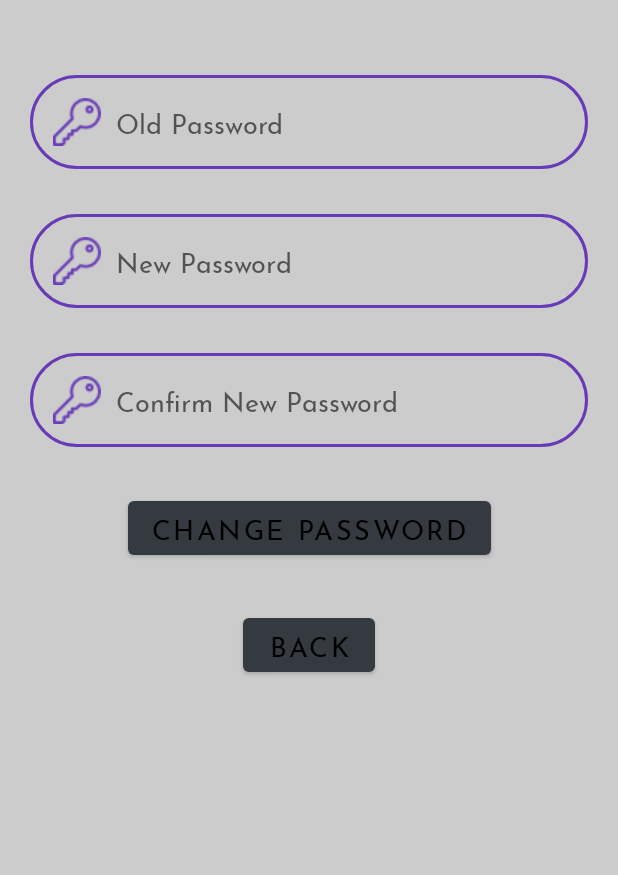
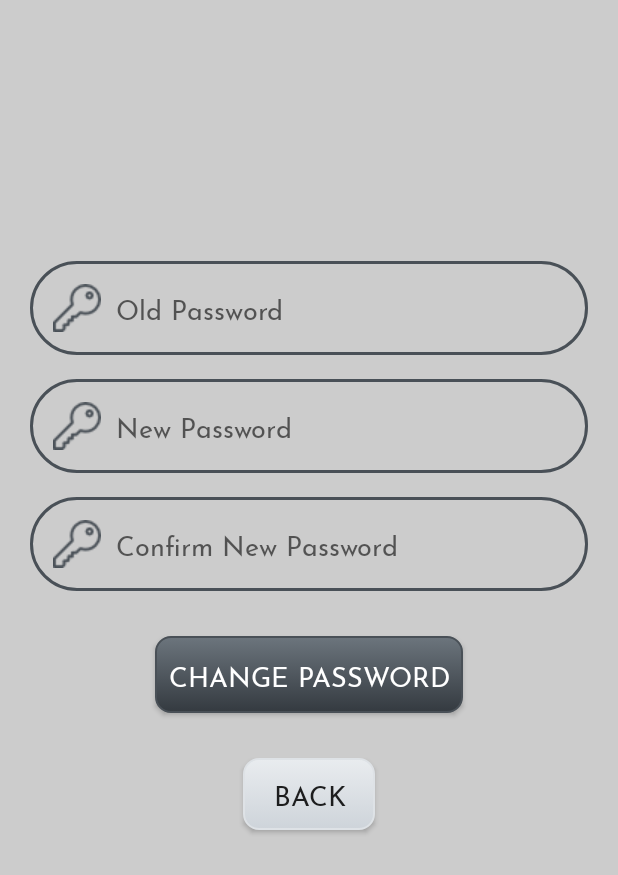
Before and after one commit to mtrhorange/ActiveMind, an Android app: the fragment ProfileFragment placed in its activity, after a tap on "CHANGE PASSWORD", on a phone screen of 412 x 824 dp. Shown: the top 875 px of the screen. Run offline under Robolectric (Android 15) with nearby library versions, the phone set to English and light mode, and no system bars; our stand-ins replace CircleImageView, Firebase (no records; nobody signed in at launch, a user with empty details on screens opened directly), navigation-ui; libraries missing offline, so code that uses them is left out: me.ibrahimsn.lib; plain views replace SmoothBottomBar; 2 statements that could not run were skipped.

Commit message:
update color

```diff
--- a/app/src/main/res/drawable/textbox.xml
+++ b/app/src/main/res/drawable/textbox.xml
@@ -1,5 +1,5 @@
 <?xml version="1.0" encoding="utf-8"?>
 <shape xmlns:android="http://schemas.android.com/apk/res/android">
-    <stroke android:width="2dp" android:color="@color/colorPurple"></stroke>
+    <stroke android:width="2dp" android:color="@color/grey_7"></stroke>
     <corners android:radius="32dp"></corners>
 </shape>
--- a/app/src/main/res/layout/activity_sequence_memory.xml
+++ b/app/src/main/res/layout/activity_sequence_memory.xml
@@ -4,7 +4,7 @@
     xmlns:tools="http://schemas.android.com/tools"
     android:layout_width="match_parent"
     android:layout_height="match_parent"
-    android:background="@color/black_blue_1"
+    android:background="@color/white"
     tools:context=".games.SequenceMemoryActivity">
 
     <View
--- a/app/src/main/res/layout/fragment_profile.xml
+++ b/app/src/main/res/layout/fragment_profile.xml
@@ -49,7 +49,7 @@
                     android:gravity="center"
                     android:text="Login with account"
                     android:fontFamily="@font/josefinsans"
-                    android:textColor="@color/colorPurple"
+                    android:textColor="@color/black"
                     android:textSize="24sp"
                     android:textStyle="bold" />
 
@@ -59,7 +59,7 @@
                     android:layout_gravity="center"
                     android:layout_marginTop="8dp"
                     android:layout_marginBottom="8dp"
-                    android:background="@drawable/background" />
+                    android:background="@color/grey_7" />
 
                 <EditText
                     android:id="@+id/email_text_entry"
@@ -69,7 +69,7 @@
                     android:background="@drawable/textbox"
                     android:drawableLeft="@drawable/email"
                     android:drawablePadding="16dp"
-                    android:drawableTint="@color/colorPurple"
+                    android:drawableTint="@color/black"
                     android:ems="10"
                     android:hint="Email Address"
                     android:fontFamily="@font/josefinsans"
@@ -85,7 +85,7 @@
                     android:background="@drawable/textbox"
                     android:drawableLeft="@drawable/key"
                     android:drawablePadding="16dp"
-                    android:drawableTint="@color/colorPurple"
+                    android:drawableTint="@color/black"
                     android:ems="10"
                     android:hint="Password"
                     android:fontFamily="@font/josefinsans"
@@ -108,26 +108,27 @@
                     android:fontFamily="@font/josefinsans"
                     android:textAlignment="textEnd" />
 
-                <Button
+                <androidx.appcompat.widget.AppCompatButton
                     android:id="@+id/button_login"
                     android:layout_width="match_parent"
                     android:layout_height="wrap_content"
                     android:layout_margin="8dp"
                     android:layout_marginLeft="8dp"
                     android:layout_marginRight="8dp"
-                    android:background="@drawable/submit_btn"
+                    android:background="@drawable/my_button_active"
                     android:text="Sign In"
+                    android:textColor="@color/white"
                     android:fontFamily="@font/josefinsans"
                     android:textSize="18sp"/>
 
-                <Button
+                <androidx.appcompat.widget.AppCompatButton
                     android:id="@+id/button_register"
                     android:layout_width="match_parent"
                     android:layout_height="wrap_content"
                     android:layout_margin="8dp"
                     android:layout_marginLeft="8dp"
                     android:layout_marginRight="8dp"
-                    android:background="@drawable/submit_btn"
+                    android:background="@drawable/my_button_slient"
                     android:text="create account"
                     android:fontFamily="@font/josefinsans"
                     android:textSize="18sp"/>
@@ -248,7 +249,7 @@
     <androidx.constraintlayout.widget.ConstraintLayout
         android:layout_width="match_parent"
         android:layout_height="match_parent"
-        android:background="@drawable/background"
+        android:background="@color/white"
         android:visibility="gone"
         android:id="@+id/ForgotPasswordGroup">
 
@@ -287,7 +288,7 @@
                     android:gravity="center"
                     android:text="Forgot Your Password?"
                     android:fontFamily="@font/josefinsans"
-                    android:textColor="@color/colorPurple"
+                    android:textColor="@color/black"
                     android:textSize="24sp"
                     android:textStyle="bold" />
 
@@ -297,7 +298,7 @@
                     android:layout_gravity="center"
                     android:layout_marginTop="8dp"
                     android:layout_marginBottom="8dp"
-                    android:background="@drawable/background" />
+                    android:background="@color/grey_7" />
 
                 <TextView
                     android:id="@+id/text_forgot_pass_detail"
@@ -318,7 +319,7 @@
                     android:background="@drawable/textbox"
                     android:drawableLeft="@drawable/email"
                     android:drawablePadding="16dp"
-                    android:drawableTint="@color/colorPurple"
+                    android:drawableTint="@color/grey_7"
                     android:ems="10"
                     android:hint="Email Address"
                     android:fontFamily="@font/josefinsans"
@@ -326,27 +327,28 @@
                     android:padding="16dp"
                     android:textSize="22sp" />
 
-                <Button
+                <androidx.appcompat.widget.AppCompatButton
                     android:id="@+id/button_send_forgot"
                     android:layout_width="match_parent"
                     android:layout_height="wrap_content"
                     android:layout_marginVertical="10dp"
                     android:layout_marginLeft="8dp"
                     android:layout_marginRight="8dp"
-                    android:background="@drawable/submit_btn"
+                    android:background="@drawable/my_button_active"
                     android:text="Send"
+                    android:textColor="@color/white"
                     android:fontFamily="@font/josefinsans"
                     android:textSize="18sp"
                     android:enabled="false"/>
 
-                <Button
+                <androidx.appcompat.widget.AppCompatButton
                     android:id="@+id/button_back_forgot"
                     android:layout_width="match_parent"
                     android:layout_height="wrap_content"
                     android:layout_marginVertical="10dp"
                     android:layout_marginLeft="8dp"
                     android:layout_marginRight="8dp"
-                    android:background="@drawable/submit_btn"
+                    android:background="@drawable/my_button_slient"
                     android:text="Back"
                     android:fontFamily="@font/josefinsans"
                     android:textSize="18sp"/>
@@ -360,7 +362,7 @@
     <androidx.constraintlayout.widget.ConstraintLayout
         android:layout_width="match_parent"
         android:layout_height="match_parent"
-        android:background="@drawable/background"
+        android:background="@color/white"
         android:visibility="gone"
         android:id="@+id/RegisterGroup">
 
@@ -401,7 +403,7 @@
                     android:gravity="center"
                     android:text="Create An Account"
                     android:fontFamily="@font/josefinsans"
-                    android:textColor="@color/colorPurple"
+                    android:textColor="@color/black"
                     android:textSize="24sp"
                     android:textStyle="bold" />
 
@@ -410,7 +412,7 @@
                     android:layout_height="5dp"
                     android:layout_gravity="center"
                     android:layout_marginTop="8dp"
-                    android:background="@drawable/background" />
+                    android:background="@color/grey_7" />
 
                 <EditText
                     android:id="@+id/register_first_name_text_entry"
@@ -420,7 +422,7 @@
                     android:background="@drawable/textbox"
                     android:drawableLeft="@drawable/user"
                     android:drawablePadding="16dp"
-                    android:drawableTint="@color/colorPurple"
+                    android:drawableTint="@color/grey_7"
                     android:ems="10"
                     android:hint="First Name"
                     android:inputType="textPersonName"
@@ -436,7 +438,7 @@
                     android:background="@drawable/textbox"
                     android:drawableLeft="@drawable/user"
                     android:drawablePadding="16dp"
-                    android:drawableTint="@color/colorPurple"
+                    android:drawableTint="@color/grey_7"
                     android:ems="10"
                     android:hint="Last Name"
                     android:inputType="textPersonName"
@@ -452,7 +454,7 @@
                     android:background="@drawable/textbox"
                     android:drawableLeft="@drawable/email"
                     android:drawablePadding="16dp"
-                    android:drawableTint="@color/colorPurple"
+                    android:drawableTint="@color/grey_7"
                     android:ems="10"
                     android:hint="Email Address"
                     android:inputType="textEmailAddress"
@@ -468,7 +470,7 @@
                     android:background="@drawable/textbox"
                     android:drawableLeft="@drawable/key"
                     android:drawablePadding="16dp"
-                    android:drawableTint="@color/colorPurple"
+                    android:drawableTint="@color/grey_7"
                     android:ems="10"
                     android:hint="Password"
                     android:inputType="textPassword"
@@ -484,7 +486,7 @@
                     android:background="@drawable/textbox"
                     android:drawableLeft="@drawable/key"
                     android:drawablePadding="16dp"
-                    android:drawableTint="@color/colorPurple"
+                    android:drawableTint="@color/grey_7"
                     android:ems="10"
                     android:hint="Confirm Password"
                     android:inputType="textPassword"
@@ -492,7 +494,7 @@
                     android:padding="8dp"
                     android:textSize="22sp" />
 
-                <Button
+                <androidx.appcompat.widget.AppCompatButton
                     android:id="@+id/button_do_register"
                     android:layout_width="match_parent"
                     android:layout_height="wrap_content"
@@ -500,12 +502,13 @@
                     android:layout_marginBottom="4dp"
                     android:layout_marginLeft="8dp"
                     android:layout_marginRight="8dp"
-                    android:background="@drawable/submit_btn"
+                    android:background="@drawable/my_button_active"
+                    android:textColor="@color/white"
                     android:text="sign up"
                     android:textSize="18sp"
                     android:fontFamily="@font/josefinsans"/>
 
-                <Button
+                <androidx.appcompat.widget.AppCompatButton
                     android:id="@+id/button_already_have_account"
                     android:layout_width="match_parent"
                     android:layout_height="wrap_content"
@@ -513,7 +516,7 @@
                     android:layout_marginBottom="10dp"
                     android:layout_marginLeft="8dp"
                     android:layout_marginRight="8dp"
-                    android:background="@drawable/submit_btn"
+                    android:background="@drawable/my_button_slient"
                     android:text="already have an account?"
                     android:fontFamily="@font/josefinsans"/>
 
@@ -534,15 +537,15 @@
             android:layout_width="0dp"
             android:layout_height="wrap_content"
             android:layout_marginLeft="20dp"
-            android:layout_marginTop="50dp"
+            android:layout_marginTop="174dp"
             android:layout_marginRight="20dp"
             android:background="@drawable/textbox"
             android:drawableLeft="@drawable/key"
             android:drawablePadding="10dp"
-            android:drawableTint="@color/colorPurple"
+            android:drawableTint="@color/grey_7"
             android:ems="10"
+            android:fontFamily="@font/josefinsans"
             android:hint="Old Password"
-            android:fontFamily="@font/josefinsans"
             android:inputType="textPassword"
             android:padding="15dp"
             app:layout_constraintEnd_toEndOf="parent"
@@ -555,15 +558,15 @@
             android:layout_width="0dp"
             android:layout_height="wrap_content"
             android:layout_marginLeft="20dp"
-            android:layout_marginTop="30dp"
+            android:layout_marginTop="16dp"
             android:layout_marginRight="20dp"
             android:background="@drawable/textbox"
             android:drawableLeft="@drawable/key"
             android:drawablePadding="10dp"
-            android:drawableTint="@color/colorPurple"
+            android:drawableTint="@color/grey_7"
             android:ems="10"
+            android:fontFamily="@font/josefinsans"
             android:hint="New Password"
-            android:fontFamily="@font/josefinsans"
             android:inputType="textPassword"
             android:padding="15dp"
             app:layout_constraintEnd_toEndOf="parent"
@@ -576,39 +579,42 @@
             android:layout_width="0dp"
             android:layout_height="wrap_content"
             android:layout_marginLeft="20dp"
-            android:layout_marginTop="30dp"
+            android:layout_marginTop="16dp"
             android:layout_marginRight="20dp"
             android:background="@drawable/textbox"
             android:drawableLeft="@drawable/key"
             android:drawablePadding="10dp"
-            android:drawableTint="@color/colorPurple"
+            android:drawableTint="@color/grey_7"
             android:ems="10"
+            android:fontFamily="@font/josefinsans"
             android:hint="Confirm New Password"
-            android:fontFamily="@font/josefinsans"
             android:inputType="textPassword"
             android:padding="15dp"
             app:layout_constraintEnd_toEndOf="parent"
             app:layout_constraintStart_toStartOf="parent"
             app:layout_constraintTop_toBottomOf="@+id/new_password_text_entry" />
 
-        <Button
+        <androidx.appcompat.widget.AppCompatButton
             android:id="@+id/button_do_change_password"
-            android:layout_width="wrap_content"
-            android:layout_height="wrap_content"
+            android:layout_width="205dp"
+            android:layout_height="51dp"
             android:layout_marginTop="30dp"
+            android:background="@drawable/my_button_active"
+            android:fontFamily="@font/josefinsans"
             android:text="Change Password"
-            android:fontFamily="@font/josefinsans"
+            android:textColor="@color/white"
             android:textSize="18sp"
             app:layout_constraintEnd_toEndOf="parent"
             app:layout_constraintStart_toStartOf="parent"
             app:layout_constraintTop_toBottomOf="@+id/confirm_new_password_text_entry" />
 
-        <Button
+        <androidx.appcompat.widget.AppCompatButton
             android:id="@+id/button_cancel_change_password"
             android:layout_width="wrap_content"
             android:layout_height="wrap_content"
             android:layout_marginTop="30dp"
             android:text="Back"
+            android:background="@drawable/my_button_slient"
             android:fontFamily="@font/josefinsans"
             android:textSize="18sp"
             app:layout_constraintEnd_toEndOf="parent"
```
